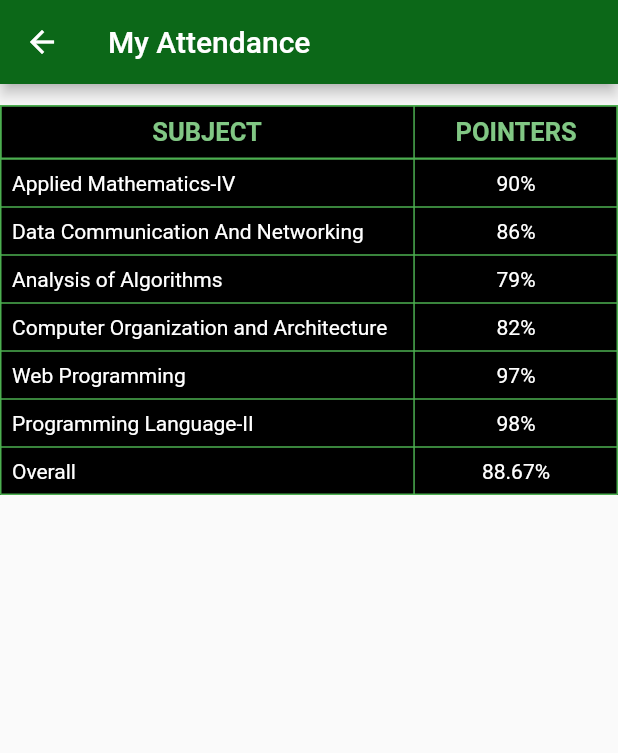
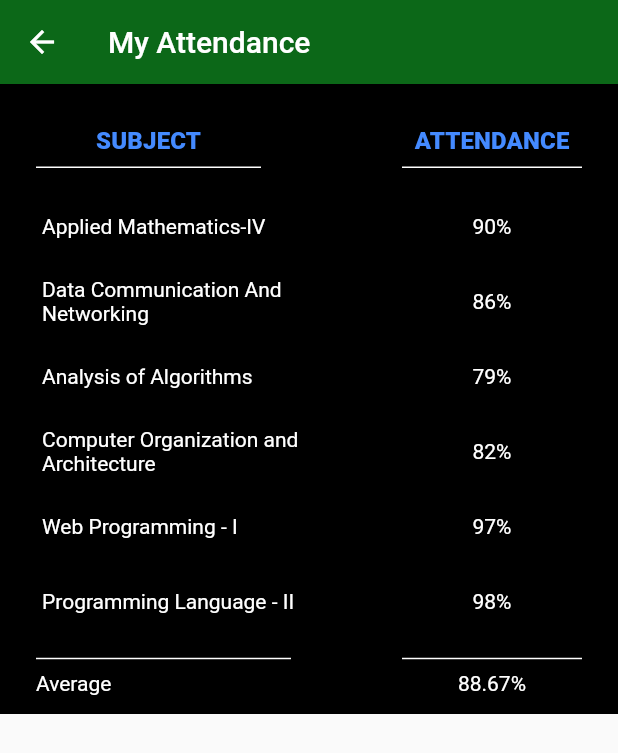
Before and after one commit to rkasale28/Flutter_Table, a Flutter app: the Attendance screen opened by its route, on a phone screen of 412 x 824 dp. Shown: the top 753 px of the screen. Run offline on Flutter 3.47's test engine with Material 2 defaults, Android fonts, the phone set to English and light mode, and no system bars.

Commit message:
Attendance JSON

```diff
--- a/lib/main.dart
+++ b/lib/main.dart
@@ -225,7 +225,7 @@ class _MarksState extends State<Marks> {
         .toList();
     result.add(DataRow(cells: [
       DataCell(Container(
-        width: 170.0,
+        width: 190.0,
         padding: EdgeInsets.only(top: 8.0),
         decoration: BoxDecoration(
             border: Border(top: BorderSide(color: Colors.white, width: 1.0))),
@@ -312,15 +312,119 @@ class Attendance extends StatefulWidget {
 }
 
 class _AttendanceState extends State<Attendance> {
+  List attendance = [];
+
+  _AttendanceState() {
+    loadStudent().then((val) => setState(() {
+          attendance = val.studentAttendance;
+        }));
+  }
+
+  List<DataRow> getRows() {
+    List<DataRow> result = attendance
+        .map(
+          ((element) => DataRow(
+                cells: <DataCell>[
+                  DataCell(Padding(
+                    padding: const EdgeInsets.all(4.0),
+                    child: Text(
+                      element["subject"],
+                      style: TextStyle(fontSize: 14, color: Colors.white),
+                    ),
+                  )),
+                  DataCell(Container(
+                    width: 120.0,
+                    child: Text(
+                      element["percent"],
+                      textAlign: TextAlign.center,
+                      style: TextStyle(fontSize: 14, color: Colors.white),
+                    ),
+                  )),
+                ],
+              )),
+        )
+        .toList();
+    result.add(DataRow(cells: [
+      DataCell(Container(
+        width: 170.0,
+        padding: EdgeInsets.only(top: 8.0),
+        decoration: BoxDecoration(
+            border: Border(top: BorderSide(color: Colors.white, width: 1.0))),
+        child: Text(
+          "Average",
+          style: TextStyle(fontSize: 14, color: Colors.white),
+        ),
+      )),
+      DataCell(Container(
+          width: 120.0,
+          padding: EdgeInsets.only(top: 8.0),
+          decoration: BoxDecoration(
+              border: Border(top: BorderSide(color: Colors.white, width: 1.0))),
+          child: Text(
+            "88.67%",
+            textAlign: TextAlign.center,
+            style: TextStyle(fontSize: 14, color: Colors.white),
+          ))),
+    ]));
+    return result;
+  }
+
   @override
   Widget build(BuildContext context) {
-    double width = MediaQuery.of(context).size.width;
     return Scaffold(
         appBar: AppBar(
           title: const Text('My Attendance'),
           backgroundColor: Color.fromRGBO(12, 104, 24, 4.0),
         ),
         body: Container(
+          color: Colors.black,
+          child: Padding(
+              padding: const EdgeInsets.only(top: 14.0),
+              child: DataTable(
+                  dataRowHeight: 50.0,
+                  columnSpacing: 40.0,
+                  columns: [
+                    DataColumn(
+                        label: Container(
+                      width: 150.0,
+                      padding: EdgeInsets.only(bottom: 8.0),
+                      decoration: BoxDecoration(
+                          border: Border(
+                              bottom: BorderSide(
+                        color: Colors.white,
+                        width: 1.0,
+                      ))),
+                      child: Text(
+                        "SUBJECT",
+                        textAlign: TextAlign.center,
+                        style: TextStyle(
+                            fontWeight: FontWeight.w800,
+                            fontSize: 16,
+                            color: Colors.blueAccent),
+                      ),
+                    )),
+                    DataColumn(
+                        label: Container(
+                            width: 120.0,
+                            padding: EdgeInsets.only(bottom: 8.0),
+                            decoration: BoxDecoration(
+                                border: Border(
+                                    bottom: BorderSide(
+                              color: Colors.white,
+                              width: 1.0,
+                            ))),
+                            child: Text(
+                              "ATTENDANCE",
+                              textAlign: TextAlign.center,
+                              style: TextStyle(
+                                  fontWeight: FontWeight.w800,
+                                  fontSize: 16,
+                                  color: Colors.blueAccent),
+                            )))
+                  ],
+                  rows: getRows())),
+        )
+        /*Container(
           child: Padding(
             padding: const EdgeInsets.only(top: 14.0),
             child: Table(
@@ -528,6 +632,7 @@ class _AttendanceState extends State<Attendance> {
               ],
             ),
           ),
-        ));
+        )*/
+    );
   }
 }
```
